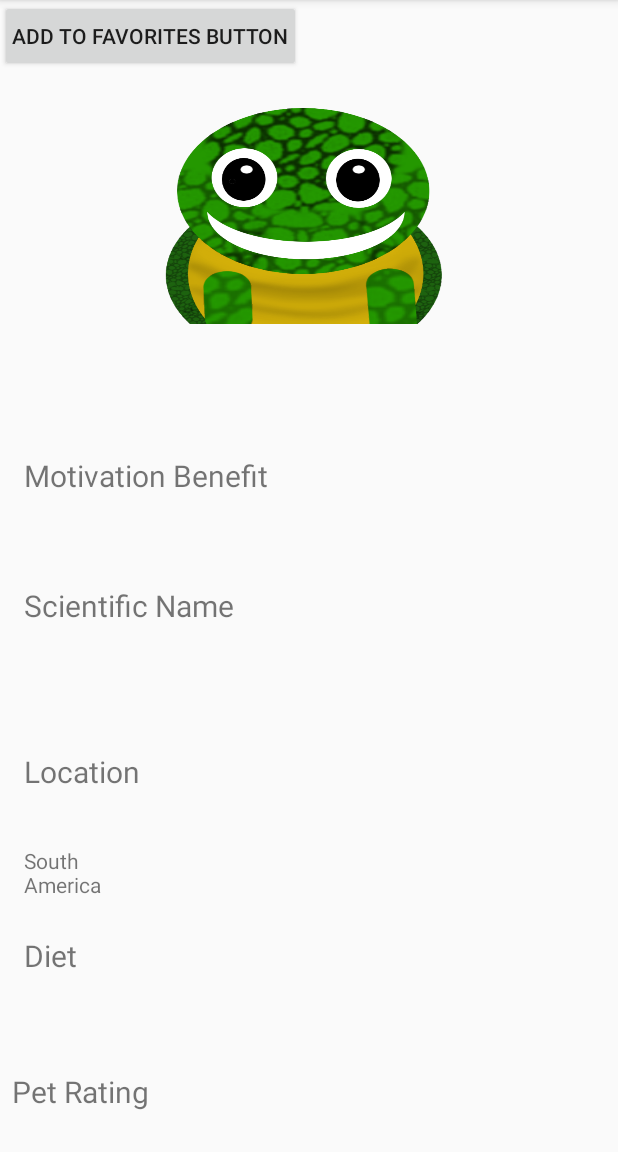
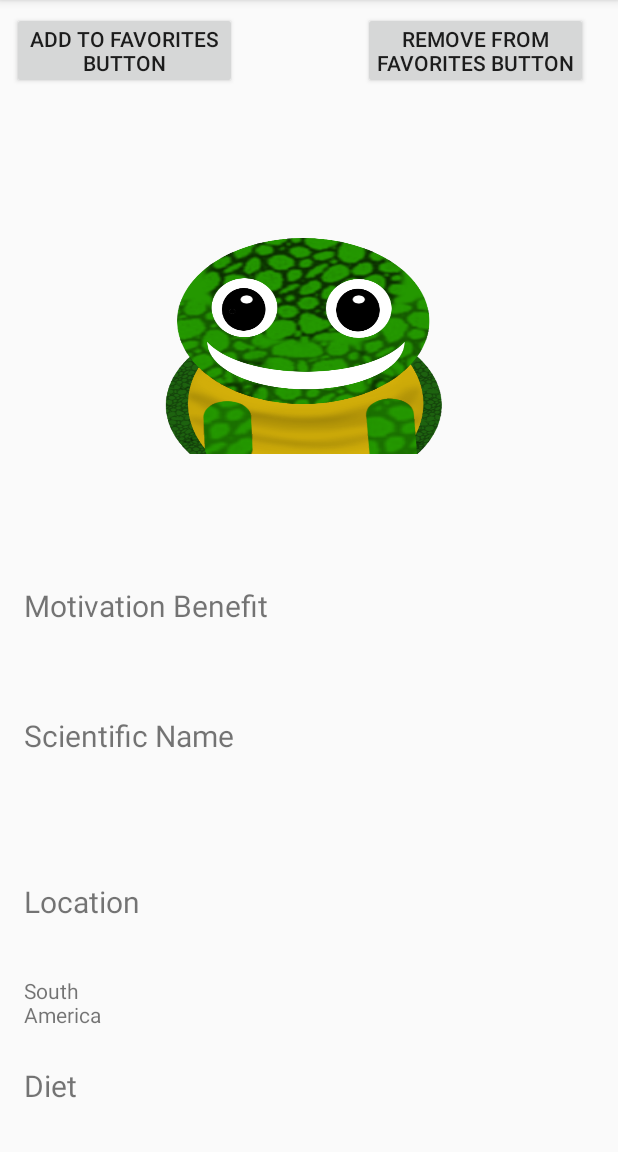
Before and after one commit to keyeona/TurtleUp, an Android app: the fragment FactsFragment placed in its activity, after a tap on "ADD TO FAVORITES BUTTON", on a phone screen of 412 x 824 dp, the part 84-1236 px from its top. Run offline under Robolectric (Android 15) with nearby library versions, the phone set to English and light mode, and no system bars; our stand-ins replace ButterKnife, Picasso, Room's generated code; 30 statements that could not run were skipped.

Commit message:
Added Room database, insert, delete. Added async tasks and added a button for removing items from favorites

```diff
--- /dev/null
+++ b/Moti/src/main/java/com/example/my_app/moti/phrases.java
@@ -0,0 +1,4 @@
+package com.example.my_app.moti;
+
+public class phrases {
+}
--- /dev/null
+++ b/app/src/main/java/com/keyeonacole/turtleup/AppDatabase.java
@@ -0,0 +1,11 @@
+package com.keyeonacole.turtleup;
+
+import android.arch.persistence.room.Database;
+import android.arch.persistence.room.RoomDatabase;
+import android.arch.persistence.room.TypeConverters;
+
+@Database(entities = {Fact.class}, version = 1, exportSchema = false)
+@TypeConverters({Converters.class})
+public abstract class AppDatabase extends RoomDatabase {
+    public abstract  FactDao factDao();
+}
--- a/app/src/main/java/com/keyeonacole/turtleup/Fact.java
+++ b/app/src/main/java/com/keyeonacole/turtleup/Fact.java
@@ -3,6 +3,7 @@ package com.keyeonacole.turtleup;
 import android.arch.persistence.room.ColumnInfo;
 import android.arch.persistence.room.Entity;
 import android.arch.persistence.room.PrimaryKey;
+import android.support.annotation.NonNull;
 
 import java.util.ArrayList;
 
@@ -26,7 +27,7 @@ public class Fact {
     private String scientificName;
     @ColumnInfo(name = "landOrSea")
     private String landOrSea;
-    @PrimaryKey
+    @PrimaryKey @NonNull
     private String id;
     @ColumnInfo(name = "application")
     private  String application;
--- a/app/src/main/java/com/keyeonacole/turtleup/FactDao.java
+++ b/app/src/main/java/com/keyeonacole/turtleup/FactDao.java
@@ -1,12 +1,29 @@
 package com.keyeonacole.turtleup;
 
+import android.arch.lifecycle.LiveData;
 import android.arch.persistence.room.Dao;
+import android.arch.persistence.room.Delete;
+import android.arch.persistence.room.Insert;
 import android.arch.persistence.room.Query;
 
 import java.util.List;
 
 @Dao
 public interface FactDao {
+
+    @Insert
+    void insertSingleFact(Fact fact);
+
     @Query("SELECT * FROM fact WHERE id IN (:factIds)")
     List<Fact> loadAllByIds(int[] factIds);
+
+    @Query("SELECT * FROM fact")
+    LiveData<List<Fact>> getFavorites();
+
+    @Delete
+    void delete(Fact fact);
+
+    @Query("SELECT * FROM fact WHERE id LIKE :id")
+    LiveData<List<Fact>> loadAllByFavorites(int id);
+
 }
--- a/app/src/main/java/com/keyeonacole/turtleup/FactsFragment.java
+++ b/app/src/main/java/com/keyeonacole/turtleup/FactsFragment.java
@@ -1,5 +1,7 @@
 package com.keyeonacole.turtleup;
 
+import android.arch.persistence.room.Room;
+import android.os.AsyncTask;
 import android.support.v4.app.Fragment;
 import android.os.Bundle;
 import android.support.annotation.NonNull;
@@ -10,6 +12,7 @@ import android.view.View;
 import android.view.ViewGroup;
 import android.widget.ImageView;
 import android.widget.TextView;
+import android.widget.Toast;
 
 
 import com.squareup.picasso.Picasso;
@@ -46,6 +49,12 @@ public class FactsFragment extends Fragment {
     String applicationQuery;
     @BindString(R.string.n_a)
     String na;
+    @BindString(R.string.database)
+    String database_name;
+    @BindString(R.string.add_to_message)
+    String add_message;
+    @BindString(R.string.remove_from_message)
+    String remove_message;
 
     @BindView(R.id.fact_imageView)
     ImageView image;
@@ -104,7 +113,6 @@ public class FactsFragment extends Fragment {
 
         }
 
-        Log.d("DataBase", fact);
 
         if(fact.isEmpty()){
             factTextView.setText(na);
@@ -153,8 +161,61 @@ public class FactsFragment extends Fragment {
 
     @OnClick(R.id.addToFavoritesBTN)
     public void addtoFavorites(){
+        Toast.makeText(getContext(), add_message, Toast.LENGTH_SHORT).show();
 
+        final AppDatabase db = Room.databaseBuilder(getContext(),
+                AppDatabase.class, database_name).build();
+        new AddAsync().execute();
 
+    }
+
+    @OnClick(R.id.removeFromFavoritesBTN)
+    public void removeFromFavorites(){
+        Toast.makeText(getContext(), remove_message, Toast.LENGTH_SHORT).show();
+
+        final AppDatabase db = Room.databaseBuilder(getContext(),
+                AppDatabase.class, database_name).build();
+        new RemoveAsync().execute();
+
+    }
+
+    private Fact bundleToFact(Bundle bundle){
+        title = bundle.getString(nameQuery);
+        type = bundle.getString(typeQuery);
+        imageLink = bundle.getString(imageQuery);
+        fact = bundle.getString(factQuery);
+        locations = bundle.getStringArrayList(locationsQuery);
+        diet = bundle.getString(dietQuery);
+        petRating = bundle.getString(petRatingQuery);
+        scientificName = bundle.getString(scientificNameQuery);
+        landOrSea = bundle.getString(landOrSeaQuery);
+        id = bundle.getString(idQuery);
+        application = bundle.getString(applicationQuery);
+
+        Fact newFact = new Fact(title, type, imageLink, fact, locations, diet, petRating,
+                scientificName, landOrSea, application, id);
+
+     return newFact;
+    }
+
+    public class AddAsync extends AsyncTask{
+        final AppDatabase db = Room.databaseBuilder(getActivity().getApplicationContext(),
+                AppDatabase.class, database_name).build();
+        @Override
+        protected Object doInBackground(Object[] objects) {
+            db.factDao().insertSingleFact(bundleToFact(getArguments()));
+            return null;
+        }
+    }
+
+    public class RemoveAsync extends AsyncTask{
+        final AppDatabase db = Room.databaseBuilder(getActivity().getApplicationContext(),
+                AppDatabase.class, database_name).build();
+        @Override
+        protected Object doInBackground(Object[] objects) {
+            db.factDao().delete(bundleToFact(getArguments()));
+            return null;
+        }
     }
 
 
--- a/app/src/main/res/layout/fragment_fact.xml
+++ b/app/src/main/res/layout/fragment_fact.xml
@@ -17,19 +17,18 @@
             android:id="@+id/fact_imageView"
             android:layout_width="match_parent"
             android:layout_height="200dp"
+            android:layout_marginStart="8dp"
+            android:layout_marginLeft="8dp"
+            android:layout_marginTop="8dp"
             android:layout_marginEnd="8dp"
-            android:layout_marginLeft="8dp"
             android:layout_marginRight="8dp"
-            android:layout_marginStart="8dp"
-            android:layout_marginTop="24dp"
+            android:padding="8dp"
+            android:scaleType="fitXY"
             android:src="@drawable/moti_transparent"
             app:layout_constraintEnd_toEndOf="parent"
             app:layout_constraintHorizontal_bias="0.0"
             app:layout_constraintStart_toStartOf="parent"
-            app:layout_constraintTop_toTopOf="parent"
-            android:padding="8dp"
-            android:scaleType="fitXY"
-            />
+            app:layout_constraintTop_toBottomOf="@+id/fact_name" />
 
         <TextView
             android:id="@+id/fact_type_label"
@@ -59,18 +58,16 @@
             android:id="@+id/fact_name"
             android:layout_width="match_parent"
             android:layout_height="wrap_content"
-            android:layout_marginBottom="8dp"
+            android:layout_marginStart="8dp"
+            android:layout_marginLeft="8dp"
+            android:layout_marginTop="8dp"
             android:layout_marginEnd="8dp"
-            android:layout_marginLeft="8dp"
             android:layout_marginRight="8dp"
-            android:layout_marginStart="8dp"
-            android:layout_marginTop="8dp"
+            android:padding="8dp"
             android:text="@string/mock_name"
-            app:layout_constraintBottom_toTopOf="@+id/fact_imageView"
             app:layout_constraintEnd_toEndOf="parent"
             app:layout_constraintStart_toStartOf="parent"
-            app:layout_constraintTop_toTopOf="parent"
-            android:padding="8dp"/>
+            app:layout_constraintTop_toBottomOf="@+id/addToFavoritesBTN" />
 
         <TextView
             android:id="@+id/fact_diet_label"
@@ -223,11 +220,27 @@
 
         <android.support.v7.widget.AppCompatButton
             android:id="@+id/addToFavoritesBTN"
-            android:layout_width="wrap_content"
+            android:layout_width="150dp"
             android:layout_height="wrap_content"
+            android:layout_marginStart="8dp"
+            android:layout_marginLeft="8dp"
+            android:layout_marginTop="8dp"
             android:padding="8dp"
-            android:text="@string/add_to_favorites_buttons" />
+            android:text="@string/add_to_favorites_buttons"
+            app:layout_constraintStart_toStartOf="parent"
+            app:layout_constraintTop_toTopOf="parent" />
 
+        <android.support.v7.widget.AppCompatButton
+            android:id="@+id/removeFromFavoritesBTN"
+            android:layout_width="150dp"
+            android:layout_height="wrap_content"
+            android:layout_marginTop="8dp"
+            android:layout_marginEnd="8dp"
+            android:layout_marginRight="8dp"
+            android:padding="8dp"
+            android:text="@string/remove_from_favorites_buttons"
+            app:layout_constraintEnd_toEndOf="parent"
+            app:layout_constraintTop_toTopOf="parent" />
 
 
     </android.support.constraint.ConstraintLayout>
--- a/app/src/main/res/values/strings.xml
+++ b/app/src/main/res/values/strings.xml
@@ -14,6 +14,7 @@
     <string name="bundle_button_id_label">button_id</string>
 
     <string name="facts_string_id">facts</string>
+    <string name="favorites_string_id">favorites</string>
 
     <!--Fact Fragment Labels-->
     <string name="fact_topic_label">Topic</string>
@@ -62,15 +63,16 @@
     <string name="credits_title_label">Turtle Fact Credits</string>
     <string name="color_style_credit">To be Determined</string>
     <string name="informations_credits">To be Determined</string>
-    <string-array name="information_credit_planets">
-        <item>Mercury</item>
-        <item>Venus</item>
-        <item>Earth</item>
-        <item>Mars</item>
-    </string-array>
+
 
     <!--Add to favorites -->
     <string name="add_to_favorites_buttons">Add to favorites button</string>
+    <string name="remove_from_favorites_buttons">Remove from favorites button</string>
+
+    <!--Add to favorites -->
+    <string name="add_to_message">Adding to favorites button</string>
+    <string name="remove_from_message">Removed from favorites button</string>
+
 
     <!--Realtime DB values -->
     <string name="turtle_facts_from_db">turtles</string>
@@ -95,5 +97,7 @@
     <string name="scroll_state">scrollState</string>
     <string name="n_a">N/A</string>
 
+    <string name="database">database_favorites</string>
+
 
 </resources>
--- a/build.gradle
+++ b/build.gradle
@@ -7,7 +7,7 @@ buildscript {
         jcenter()
     }
     dependencies {
-        classpath 'com.android.tools.build:gradle:3.1.4'
+        classpath 'com.android.tools.build:gradle:3.2.1'
         classpath 'com.google.gms:google-services:3.0.0'
 
 
--- a/settings.gradle
+++ b/settings.gradle
@@ -1 +1 @@
-include ':app'
+include ':app', ':Moti'
```
Also changed, not shown: Moti/build.gradle (added, +8 -0 lines), app/src/main/java/com/keyeonacole/turtleup/Converters.java (added, +24 -0 lines), app/src/main/java/com/keyeonacole/turtleup/MainFragment.java (+7 -2 lines), app/src/main/java/com/keyeonacole/turtleup/RecyclerViewFragment.java (+16 -1 lines), gradle/wrapper/gradle-wrapper.properties, 10 other files.
